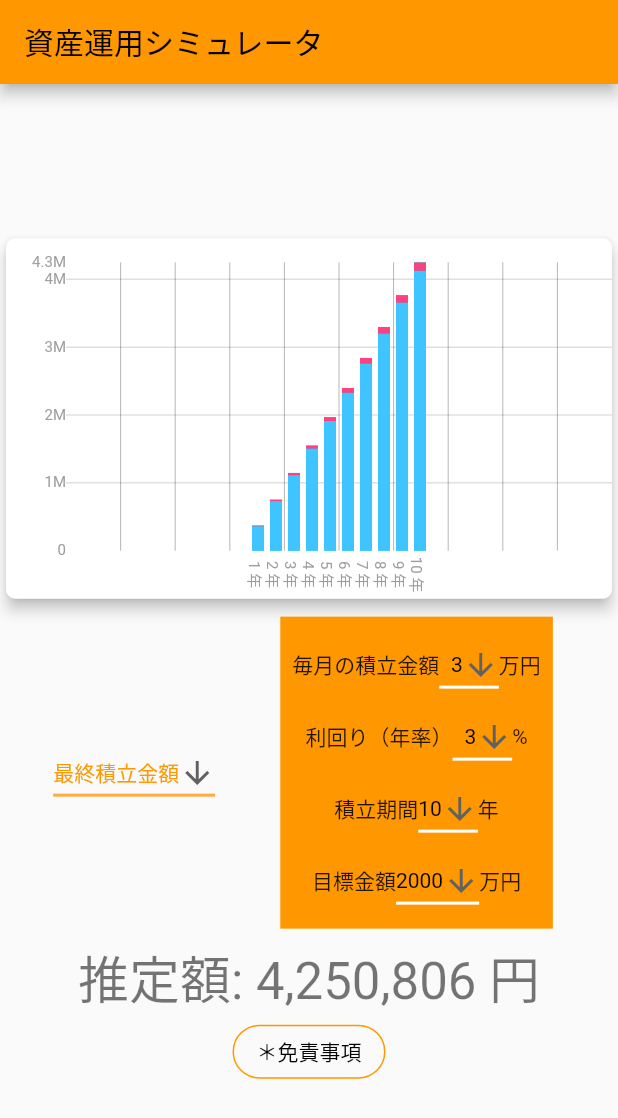
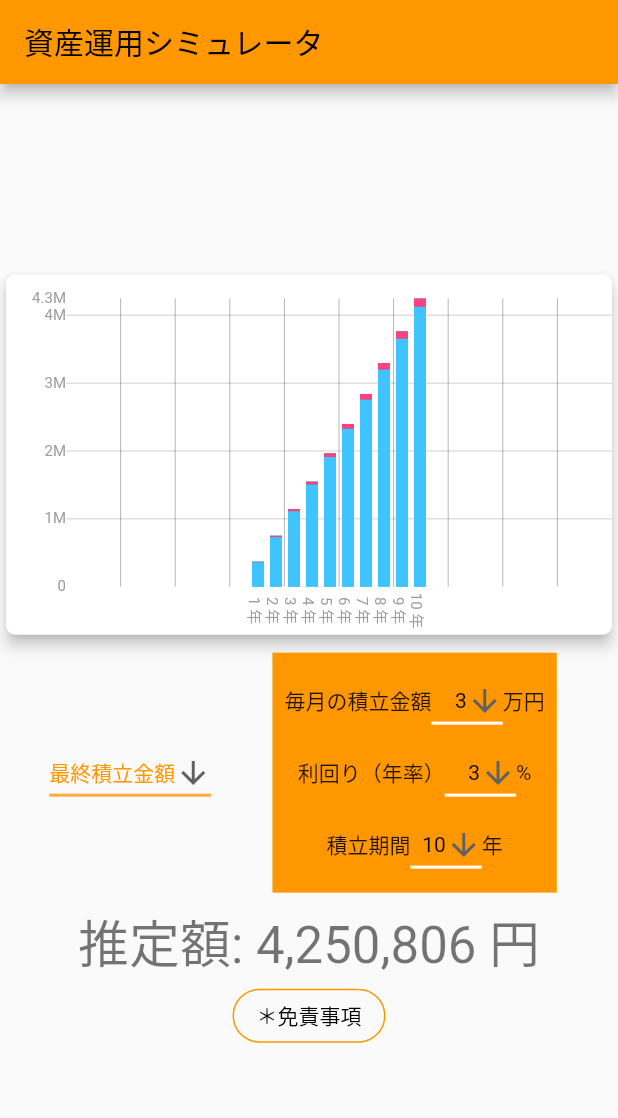
Before and after one commit to naruwo-github/asset-management-simulator, a Flutter app: the screen it shows after launch, on a phone screen of 412 x 824 dp. Shown: the top 1118 px of the screen. Run offline on Flutter 3.47's test engine with Material 2 defaults, Android fonts, the phone set to English and light mode, and no system bars; drawn by our look-alikes of fl_chart, google_mobile_ads; network calls fail.

```diff
--- a/lib/body/setting/setting.dart
+++ b/lib/body/setting/setting.dart
@@ -4,7 +4,8 @@ import 'package:flutter/cupertino.dart';
 import 'package:flutter/material.dart';
 
 class Setting {
-  static List<int> items = [1, 2, 3, 4, 5, 6, 7, 8, 9, 10, 15, 20, 25, 30, 50];
+  static List<int> items = [1, 2, 3, 4, 5, 6, 7, 8, 9, 10, 15, 20, 25, 30, 50, 100];
+
   static Row getWidget(
     String _dropdownValue,
     void Function(String) _setDropdownValue,
@@ -42,6 +43,8 @@ class Setting {
           child: Column(
             mainAxisAlignment: MainAxisAlignment.center,
             children: <Widget>[
+              if (_dropdownValue != StringManager.dropdownValues[1])
+                // 「毎月積立金額」を選択してる場合のみ、非表示、そうでない場合に「毎月の積立金額」蘭を表示
                 SettingElementUnit.getWidget(
                   StringManager.monthlySaving,
                   _monthlySaving,
@@ -56,6 +59,8 @@ class Setting {
                 items,
                 StringManager.rate,
               ),
+              if (_dropdownValue != StringManager.dropdownValues.last)
+                // 「積立期間」を選択してる場合のみ、非表示、そうでない場合に「積立期間」蘭を表示
                 SettingElementUnit.getWidget(
                   StringManager.savingPeriod,
                   _savingPeriod,
@@ -63,6 +68,8 @@ class Setting {
                   items,
                   StringManager.year,
                 ),
+              if (_dropdownValue != StringManager.dropdownValues.first)
+                // 「最終積立金額」を選択してる場合のみ、非表示、そうでない場合に「目標金額」蘭を表示
                 SettingElementUnit.getWidget(
                   StringManager.targetAmount,
                   _targetAmount,
```
Lines whose indentation alone changed are shown as unchanged.
